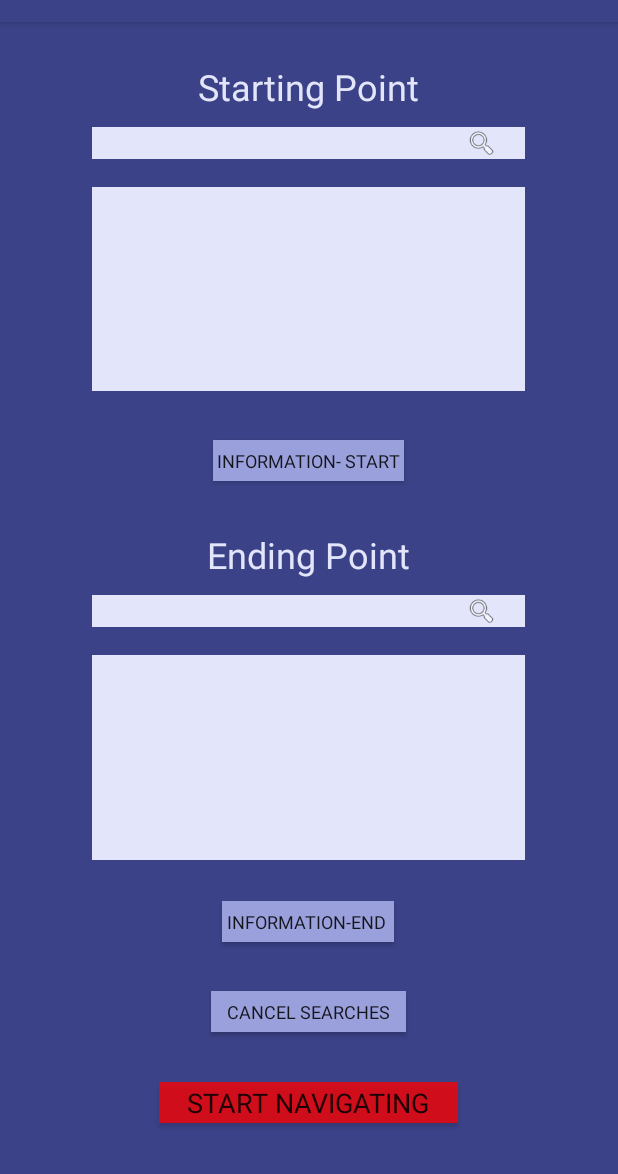
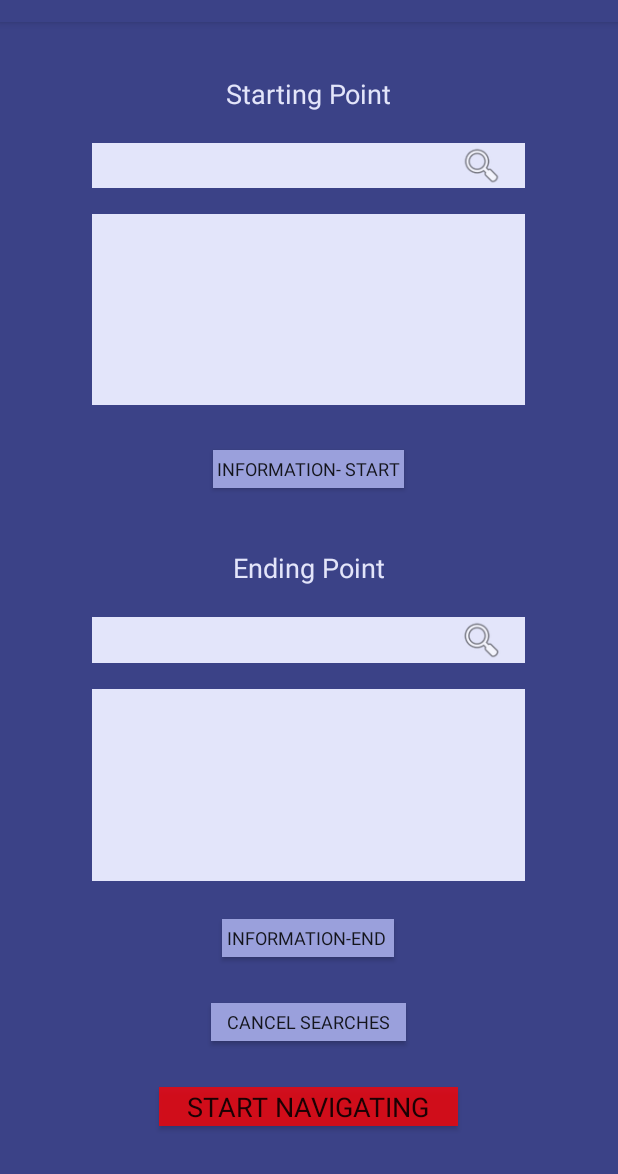
Before and after one commit to itayelbaz11/beta, an Android app: the StartingAndEnding screen opened directly, with no data from a screen before it, after a tap on an icon or button, on a phone screen of 412 x 824 dp, the part 62-1236 px from its top. Run offline under Robolectric (Android 15) with nearby library versions, the phone set to English and light mode, and no system bars; our stand-ins replace Firebase (no records; nobody signed in at launch, a user with empty details on screens opened directly); Roboto replaces fonts that are not available here; 1 statement that could not run was skipped.

Commit message:
סופי סופי סופי סופי

```diff
--- a/app/src/main/java/com/example/beta/StartingAndEnding.java
+++ b/app/src/main/java/com/example/beta/StartingAndEnding.java
@@ -102,6 +102,8 @@ public class StartingAndEnding extends AppCompatActivity implements AdapterView.
      */
     public void searchStart(View view) {
         String tmpSt=startingET.getText().toString();
+        tmpPlist1.clear();
+        tmpPStList1.clear();
         for (int i=0;i<Plist.size()-1;i++){
             if(PStList.get(i).indexOf(tmpSt)!=-1){
                 tmpPlist1.add(Plist.get(i));
@@ -138,6 +140,8 @@ public class StartingAndEnding extends AppCompatActivity implements AdapterView.
      */
     public void searchEnd(View view) {
         String tmpSt=startingET.getText().toString();
+        tmpPlist2.clear();
+        tmpPStList2.clear();
         for (int i=0;i<Plist.size()-1;i++){
             if(PStList.get(i).indexOf(tmpSt)!=-1){
                 tmpPlist2.add(Plist.get(i));
--- a/app/src/main/res/layout/activity_choosing_guide_map.xml
+++ b/app/src/main/res/layout/activity_choosing_guide_map.xml
@@ -32,11 +32,11 @@
             android:id="@+id/textView2"
             android:layout_width="match_parent"
             android:layout_height="0dp"
-            android:layout_weight="10"
+            android:layout_weight="14"
             android:fontFamily="@font/faster_one"
             android:text="Choose A Path:"
             android:textColor="#E3E5FA"
-            android:textSize="24sp" />
+            android:textSize="20sp" />
 
 
         <Space
--- a/app/src/main/res/layout/activity_choosing_starting_point.xml
+++ b/app/src/main/res/layout/activity_choosing_starting_point.xml
@@ -31,12 +31,12 @@
             android:id="@+id/textView2"
             android:layout_width="match_parent"
             android:layout_height="0dp"
-            android:layout_weight="10"
+            android:layout_weight="15"
             android:fontFamily="@font/faster_one"
             android:gravity="center"
             android:text="Choose A Place To Continue From:"
             android:textColor="#E3E5FA"
-            android:textSize="20sp" />
+            android:textSize="18sp" />
 
 
         <Space
--- a/app/src/main/res/layout/activity_list_view_vector.xml
+++ b/app/src/main/res/layout/activity_list_view_vector.xml
@@ -31,7 +31,7 @@
             android:id="@+id/textView2"
             android:layout_width="match_parent"
             android:layout_height="0dp"
-            android:layout_weight="10"
+            android:layout_weight="13"
             android:fontFamily="@font/faster_one"
             android:gravity="center"
             android:text="Follow the instructions"
--- a/app/src/main/res/layout/activity_new_path.xml
+++ b/app/src/main/res/layout/activity_new_path.xml
@@ -64,7 +64,7 @@
         <LinearLayout
             android:layout_width="match_parent"
             android:layout_height="0dp"
-            android:layout_weight="15"
+            android:layout_weight="23"
             android:orientation="vertical">
 
             <TextView
@@ -110,7 +110,7 @@
             android:id="@+id/publicCB"
             android:layout_width="match_parent"
             android:layout_height="0dp"
-            android:layout_weight="4"
+            android:layout_weight="6"
             android:text="public map"
             android:textColor="#E3E5FA"
             android:textSize="18sp" />
--- a/app/src/main/res/layout/activity_register.xml
+++ b/app/src/main/res/layout/activity_register.xml
@@ -79,7 +79,7 @@
             android:layout_height="0dp"
             android:layout_weight="8"
             android:ems="10"
-            android:inputType="textPersonName"
+            android:inputType="textPassword"
             android:hint="Enter Password"
             android:background="#E3E5FA"/>
 
--- a/app/src/main/res/layout/activity_searching_path.xml
+++ b/app/src/main/res/layout/activity_searching_path.xml
@@ -31,7 +31,7 @@
             android:id="@+id/textView2"
             android:layout_width="match_parent"
             android:layout_height="0dp"
-            android:layout_weight="10"
+            android:layout_weight="15"
             android:fontFamily="@font/faster_one"
             android:gravity="center"
             android:text="Search A Path:"
--- a/app/src/main/res/layout/activity_starting_and_ending.xml
+++ b/app/src/main/res/layout/activity_starting_and_ending.xml
@@ -30,12 +30,12 @@
         <TextView
             android:layout_width="match_parent"
             android:layout_height="0dp"
-            android:layout_weight="12"
+            android:layout_weight="18"
             android:fontFamily="@font/faster_one"
             android:gravity="center"
             android:text="Starting Point"
             android:textColor="#E3E5FA"
-            android:textSize="24sp" />
+            android:textSize="18sp" />
 
         <Space
             android:layout_width="match_parent"
@@ -45,7 +45,7 @@
         <LinearLayout
             android:layout_width="match_parent"
             android:layout_height="0dp"
-            android:layout_weight="8"
+            android:layout_weight="12"
             android:orientation="horizontal">
 
 
@@ -110,12 +110,12 @@
             android:id="@+id/textView7"
             android:layout_width="match_parent"
             android:layout_height="0dp"
-            android:layout_weight="12"
+            android:layout_weight="18"
             android:fontFamily="@font/faster_one"
             android:gravity="center"
             android:text="Ending Point"
             android:textColor="#E3E5FA"
-            android:textSize="24sp" />
+            android:textSize="18sp" />
 
         <Space
             android:layout_width="match_parent"
@@ -125,7 +125,7 @@
         <LinearLayout
             android:layout_width="match_parent"
             android:layout_height="0dp"
-            android:layout_weight="8"
+            android:layout_weight="12"
             android:orientation="horizontal">
 
 
```
Also changed, not shown: app/src/main/java/com/example/beta/Register.java (+14 -10 lines).
